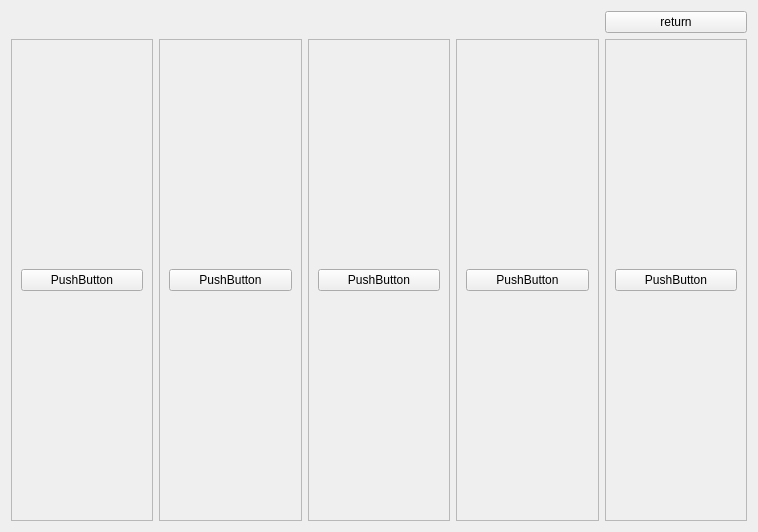
Old version of the form cselect/mageselect.ui in the repository Silishark/Dnd-in-terminal.
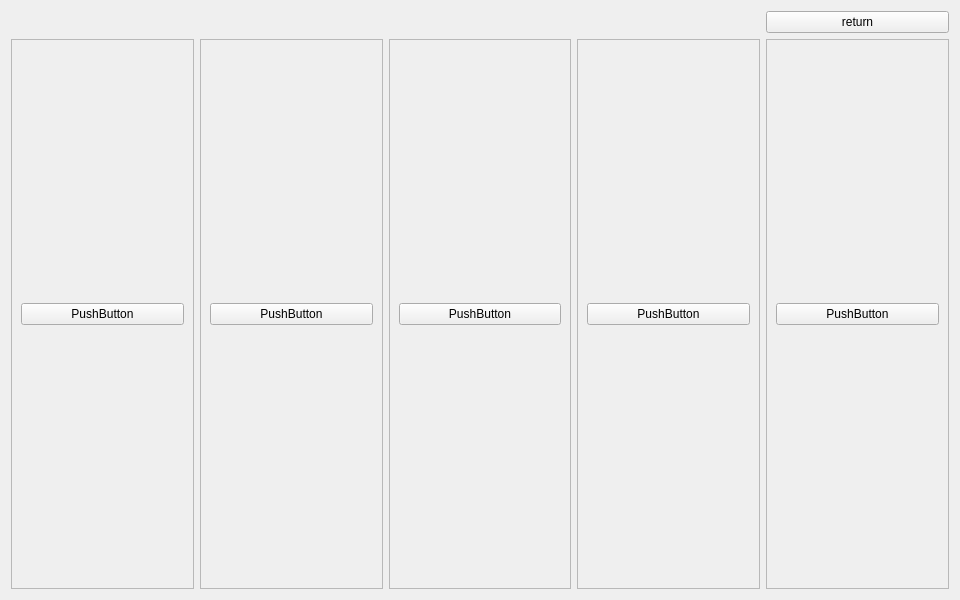
New version of the form.

Commit message: resize the windows

```diff
--- a/cselect/mageselect.ui
+++ b/cselect/mageselect.ui
@@ -6,10 +6,16 @@
    <rect>
     <x>0</x>
     <y>0</y>
-    <width>758</width>
-    <height>532</height>
+    <width>960</width>
+    <height>600</height>
    </rect>
   </property>
+  <property name="minimumSize">
+   <size>
+    <width>960</width>
+    <height>600</height>
+   </size>
+  </property>
   <property name="windowTitle">
    <string>Form</string>
   </property>
```
The commit also changes 6 other files.
